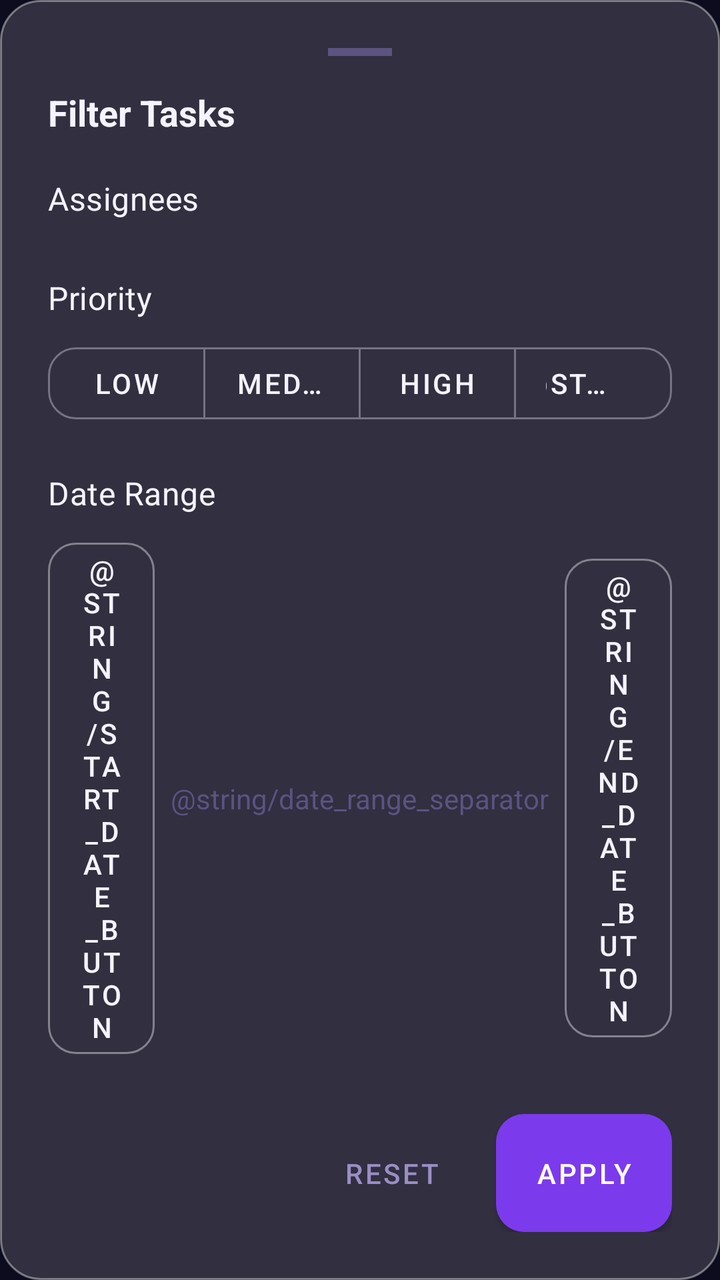
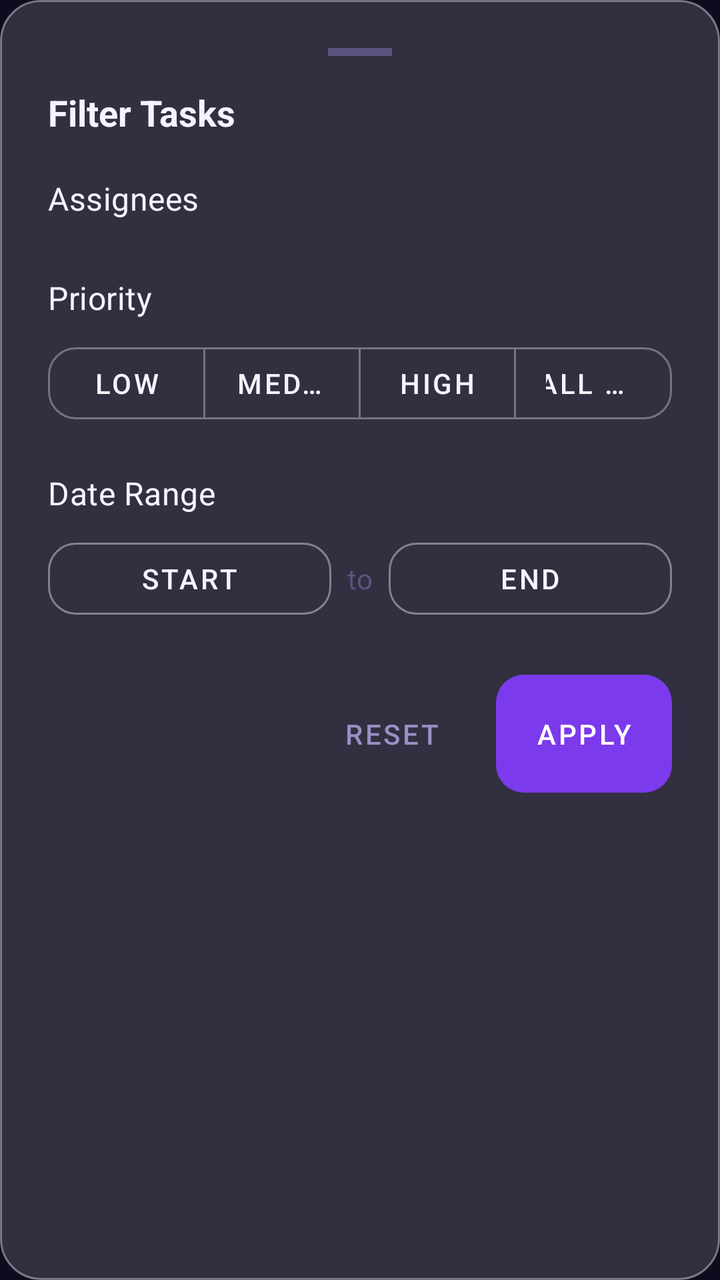

Screens rendered from an Android XML layout before and after an edit, with the pre-edit source and the edit as a unified diff.
<!-- AndroidManifest.xml: application theme Theme.HWiXeL -->
<!-- res/layout/bottom_sheet_filter.xml -->
<?xml version="1.0" encoding="utf-8"?>
<LinearLayout
    xmlns:android="http://schemas.android.com/apk/res/android"
    xmlns:app="http://schemas.android.com/apk/res-auto"
    android:layout_width="match_parent"
    android:layout_height="wrap_content"
    android:background="@drawable/bg_glass_card_elevated"
    android:orientation="vertical"
    android:padding="24dp">

    
    <View
        android:layout_width="32dp"
        android:layout_height="4dp"
        android:layout_gravity="center_horizontal"
        android:background="@color/text_hint"
        android:layout_marginBottom="16dp" />

    
    <TextView
        android:layout_width="wrap_content"
        android:layout_height="wrap_content"
        android:text="@string/filter_title"
        android:textColor="@color/text_primary"
        android:textSize="18sp"
        android:textStyle="bold"
        android:layout_marginBottom="20dp" />

    
    <TextView
        android:layout_width="wrap_content"
        android:layout_height="wrap_content"
        android:text="@string/filter_assignees_label"
        style="@style/TextAppearance.HWiXeL.SectionHeader"
        android:layout_marginBottom="8dp" />

    <com.google.android.material.chip.ChipGroup
        android:id="@+id/assigneeChipGroup"
        android:layout_width="match_parent"
        android:layout_height="wrap_content"
        android:layout_marginBottom="20dp"
        app:singleLine="false" />

    
    <TextView
        android:layout_width="wrap_content"
        android:layout_height="wrap_content"
        android:text="@string/filter_priority_label"
        style="@style/TextAppearance.HWiXeL.SectionHeader"
        android:layout_marginBottom="8dp" />

    <com.google.android.material.button.MaterialButtonToggleGroup
        android:id="@+id/priorityToggleGroup"
        android:layout_width="match_parent"
        android:layout_height="wrap_content"
        android:layout_marginBottom="20dp"
        app:singleSelection="true"
        app:selectionRequired="false">

        <com.google.android.material.button.MaterialButton
            android:id="@+id/filterPriorityLowButton"
            style="@style/Widget.HWiXeL.Button.Ghost"
            android:layout_width="0dp"
            android:layout_height="wrap_content"
            android:layout_weight="1"
            android:text="@string/task_priority_low" />

        <com.google.android.material.button.MaterialButton
            android:id="@+id/filterPriorityMediumButton"
            style="@style/Widget.HWiXeL.Button.Ghost"
            android:layout_width="0dp"
            android:layout_height="wrap_content"
            android:layout_weight="1"
            android:text="@string/task_priority_medium" />

        <com.google.android.material.button.MaterialButton
            android:id="@+id/filterPriorityHighButton"
            style="@style/Widget.HWiXeL.Button.Ghost"
            android:layout_width="0dp"
            android:layout_height="wrap_content"
            android:layout_weight="1"
            android:text="@string/task_priority_high" />

        <com.google.android.material.button.MaterialButton
            android:id="@+id/filterPriorityAllButton"
            style="@style/Widget.HWiXeL.Button.Ghost"
            android:layout_width="0dp"
            android:layout_height="wrap_content"
            android:layout_weight="1"
            android:text="@string/filter_priority_all" />

    </com.google.android.material.button.MaterialButtonToggleGroup>

    
    <TextView
        android:layout_width="wrap_content"
        android:layout_height="wrap_content"
        android:text="@string/filter_date_label"
        style="@style/TextAppearance.HWiXeL.SectionHeader"
        android:layout_marginBottom="8dp" />

    <LinearLayout
        android:layout_width="match_parent"
        android:layout_height="wrap_content"
        android:orientation="horizontal"
        android:gravity="center_vertical"
        android:layout_marginBottom="24dp">

        <com.google.android.material.button.MaterialButton
            android:id="@+id/filterStartDateButton"
            style="@style/Widget.HWiXeL.Button.Ghost"
            android:layout_width="0dp"
            android:layout_height="wrap_content"
            android:layout_weight="1"
            android:text="@string/start_date_button" />

        <TextView
            android:layout_width="wrap_content"
            android:layout_height="wrap_content"
            android:layout_marginStart="8dp"
            android:layout_marginEnd="8dp"
            android:text="@string/date_range_separator"
            android:textColor="@color/text_hint" />

        <com.google.android.material.button.MaterialButton
            android:id="@+id/filterEndDateButton"
            style="@style/Widget.HWiXeL.Button.Ghost"
            android:layout_width="0dp"
            android:layout_height="wrap_content"
            android:layout_weight="1"
            android:text="@string/end_date_button" />

    </LinearLayout>

    
    <LinearLayout
        android:layout_width="match_parent"
        android:layout_height="wrap_content"
        android:gravity="end"
        android:orientation="horizontal">

        <com.google.android.material.button.MaterialButton
            android:id="@+id/resetFilterButton"
            style="@style/Widget.MaterialComponents.Button.TextButton"
            android:layout_width="wrap_content"
            android:layout_height="wrap_content"
            android:layout_marginEnd="8dp"
            android:text="@string/filter_reset"
            android:textColor="@color/text_secondary" />

        <com.google.android.material.button.MaterialButton
            android:id="@+id/applyFilterButton"
            style="@style/Widget.HWiXeL.Button.Primary"
            android:layout_width="wrap_content"
            android:layout_height="wrap_content"
            android:text="@string/filter_apply" />

    </LinearLayout>

</LinearLayout>
<!-- resources referenced by this layout -->
<resources>
  <color name="text_hint">#5C5380</color>
  <color name="text_primary">#F5F3FF</color>
  <color name="text_secondary">#9B8EC4</color>
  <!-- drawable bg_glass_card_elevated (drawable) -->
  <?xml version="1.0" encoding="utf-8"?>
  <shape xmlns:android="http://schemas.android.com/apk/res/android"
      android:shape="rectangle">
      <solid android:color="#26FFFFFF" />
      <stroke android:width="1dp" android:color="#66FFFFFF" />
      <corners android:radius="20dp" />
  </shape>
  <string name="filter_apply">Apply</string>
  <string name="filter_assignees_label">Assignees</string>
  <string name="filter_date_label">Date Range</string>
  <string name="filter_priority_label">Priority</string>
  <string name="filter_reset">Reset</string>
  <string name="filter_title">Filter Tasks</string>
  <string name="task_priority_high">High</string>
  <string name="task_priority_low">Low</string>
  <string name="task_priority_medium">Medium</string>
  <style name="TextAppearance.HWiXeL.SectionHeader" parent="TextAppearance.MaterialComponents.Subtitle1">
          <item name="android:textColor">@color/text_primary</item>
          <item name="android:textSize">16sp</item>
          <item name="android:fontFamily">sans-serif-medium</item>
          <item name="android:letterSpacing">0.01</item>
      </style>
  <style name="Widget.HWiXeL.Button.Ghost" parent="Widget.MaterialComponents.Button.OutlinedButton">
          <item name="strokeColor">@color/glass_border_strong</item>
          <item name="android:textColor">@color/text_primary</item>
          <item name="cornerRadius">14dp</item>
      </style>
  <style name="Widget.HWiXeL.Button.Primary" parent="Widget.MaterialComponents.Button">
          <item name="android:background">@drawable/bg_button_primary</item>
          <item name="android:textColor">@color/white</item>
          <item name="android:paddingTop">14dp</item>
          <item name="android:paddingBottom">14dp</item>
          <item name="cornerRadius">14dp</item>
          <item name="elevation">0dp</item>
          <item name="stateListAnimator">@null</item>
      </style>
  <color name="glass_border_strong">#66FFFFFF</color>
  <color name="white">#FFFFFFFF</color>
  <color name="brand_violet">#7C3AED</color>
  <color name="brand_violet_dark">#5B21B6</color>
  <color name="text_on_primary">#FFFFFF</color>
  <color name="brand_violet_container">#2D1B69</color>
  <color name="brand_violet_light">#A78BFA</color>
  <color name="brand_cyan">#06B6D4</color>
  <color name="brand_cyan_light">#67E8F9</color>
  <color name="bg_dark">#0D0B1E</color>
  <color name="bg_surface">#1A1630</color>
  <color name="bg_surface_2">#231E3D</color>
  <color name="brand_rose">#F43F5E</color>
  <style name="ShapeAppearance.HWiXeL.MediumComponent" parent="ShapeAppearance.MaterialComponents.MediumComponent">
          <item name="cornerSize">16dp</item>
      </style>
  <style name="ShapeAppearance.HWiXeL.LargeComponent" parent="ShapeAppearance.MaterialComponents.LargeComponent">
          <item name="cornerSize">24dp</item>
      </style>
  <style name="Widget.HWiXeL.BottomNavigationView" parent="Widget.MaterialComponents.BottomNavigationView">
          <item name="android:background">@drawable/bg_bottom_nav</item>
          <item name="itemIconTint">@color/nav_item_color</item>
          <item name="itemTextColor">@color/nav_item_color</item>
          <item name="labelVisibilityMode">labeled</item>
      </style>
  <style name="Widget.HWiXeL.FloatingActionButton" parent="Widget.MaterialComponents.FloatingActionButton">
          <item name="backgroundTint">@color/brand_violet</item>
          <item name="tint">@color/white</item>
          <item name="elevation">12dp</item>
      </style>
  <color name="glass_fill">#1AFFFFFF</color>
  <!-- unchanged entries left out for length: 4 -->
</resources>

<!-- the commit's change to res/layout/bottom_sheet_filter.xml (unified diff, before → after) -->
@@ -87,7 +87,7 @@
             android:layout_width="0dp"
             android:layout_height="wrap_content"
             android:layout_weight="1"
-            android:text="@string/filter_priority_all" />
+            android:text="@string/task_filter_priority_all" />
 
     </com.google.android.material.button.MaterialButtonToggleGroup>
 
<!-- resource entries referenced after the edit -->
@@ -11,12 +11,16 @@
       <stroke android:width="1dp" android:color="#66FFFFFF" />
       <corners android:radius="20dp" />
   </shape>
+  <string name="date_range_separator">to</string>
+  <string name="end_date_button">End</string>
   <string name="filter_apply">Apply</string>
   <string name="filter_assignees_label">Assignees</string>
   <string name="filter_date_label">Date Range</string>
   <string name="filter_priority_label">Priority</string>
   <string name="filter_reset">Reset</string>
   <string name="filter_title">Filter Tasks</string>
+  <string name="start_date_button">Start</string>
+  <string name="task_filter_priority_all">All Priorities</string>
   <string name="task_priority_high">High</string>
   <string name="task_priority_low">Low</string>
   <string name="task_priority_medium">Medium</string>
@@ -38,7 +42,7 @@
           <item name="android:paddingBottom">14dp</item>
           <item name="cornerRadius">14dp</item>
           <item name="elevation">0dp</item>
-          <item name="stateListAnimator">@null</item>
+          <item name="android:stateListAnimator">@null</item>
       </style>
   <color name="glass_border_strong">#66FFFFFF</color>
   <color name="white">#FFFFFFFF</color>
